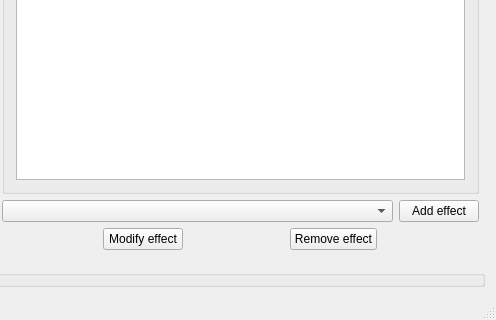
Old version of the form courses/prog_base_3/project/qSynth/mainwindow.ui in the repository k-gregory/OP_repo; both pictures show x 299 to 795 and y 312 to 632 of the 795 by 632 pixel window.
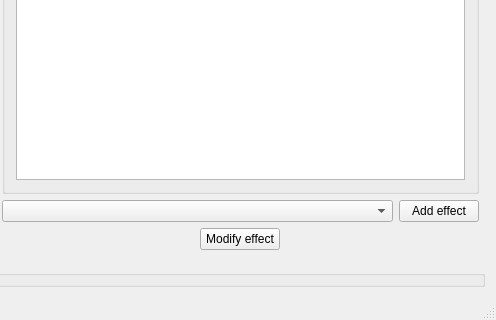
New version of the form.

Patch:
```diff
--- a/courses/prog_base_3/project/qSynth/mainwindow.ui
+++ b/courses/prog_base_3/project/qSynth/mainwindow.ui
@@ -181,19 +181,6 @@
             </property>
            </widget>
           </item>
-          <item>
-           <widget class="QPushButton" name="pushButton_2">
-            <property name="sizePolicy">
-             <sizepolicy hsizetype="Maximum" vsizetype="Fixed">
-              <horstretch>0</horstretch>
-              <verstretch>0</verstretch>
-             </sizepolicy>
-            </property>
-            <property name="text">
-             <string>Remove effect</string>
-            </property>
-           </widget>
-          </item>
          </layout>
         </item>
        </layout>
```
